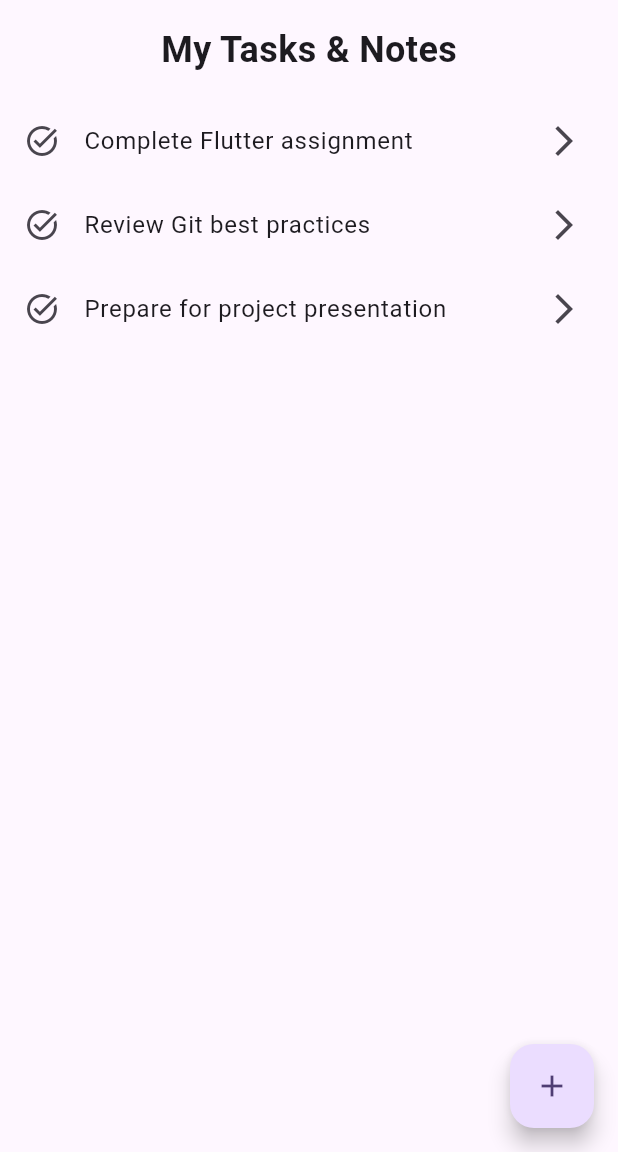
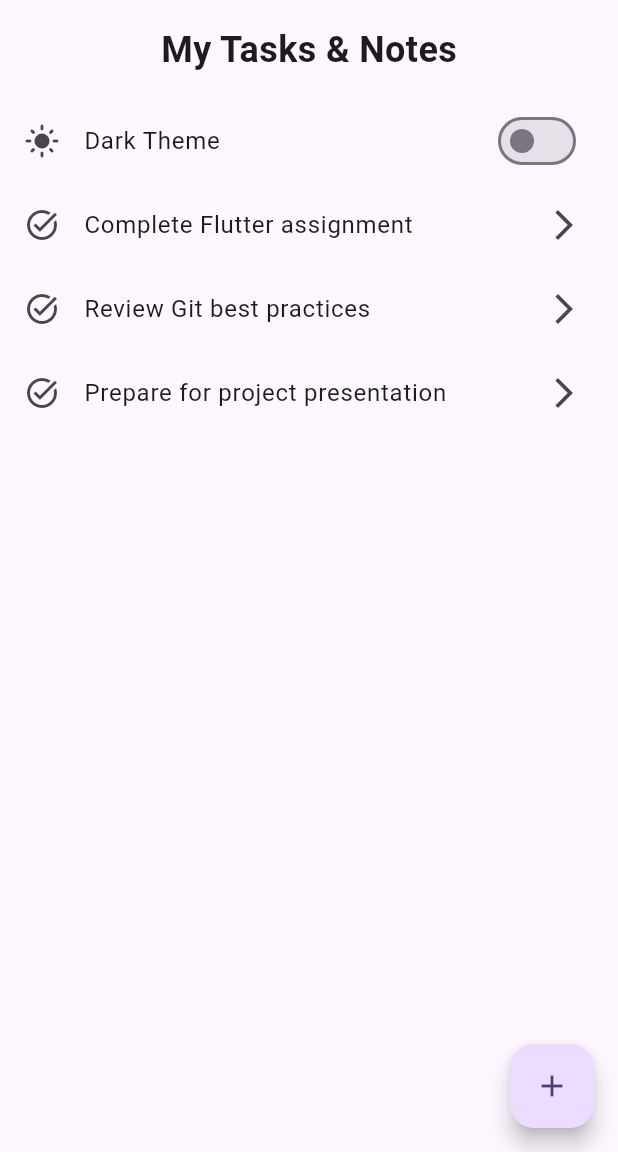
Before and after one commit to mush-de-mosh/flutter-task-notes-app, a Flutter app: the screen it shows after launch, on a phone screen of 412 x 824 dp, the part 84-1236 px from its top. Run offline on Flutter 3.47's test engine with Material 3 defaults, Android fonts, the phone set to English and light mode, and no system bars; our stand-ins replace shared_preferences.

Commit message:
add SwitchListTile for theme toggle on HomeScreen

```diff
--- a/lib/main.dart
+++ b/lib/main.dart
@@ -55,7 +55,14 @@
 }
 
 class HomeScreen extends StatelessWidget {
-  const HomeScreen({super.key});
+  const HomeScreen({
+    super.key,
+    required this.onThemeToggle,
+    required this.isDarkTheme,
+  });
+
+  final Function(bool) onThemeToggle;
+  final bool isDarkTheme;
 
   final List<String> sampleTasks = const [
     'Complete Flutter assignment',
@@ -78,6 +85,12 @@
               'My Tasks & Notes',
               style: TextStyle(fontSize: 24, fontWeight: FontWeight.bold),
             ),
+          ),
+          SwitchListTile(
+            title: const Text('Dark Theme'),
+            value: isDarkTheme,
+            onChanged: onThemeToggle,
+            secondary: Icon(isDarkTheme ? Icons.dark_mode : Icons.light_mode),
           ),
           Expanded(
             child: ListView.builder(
```
